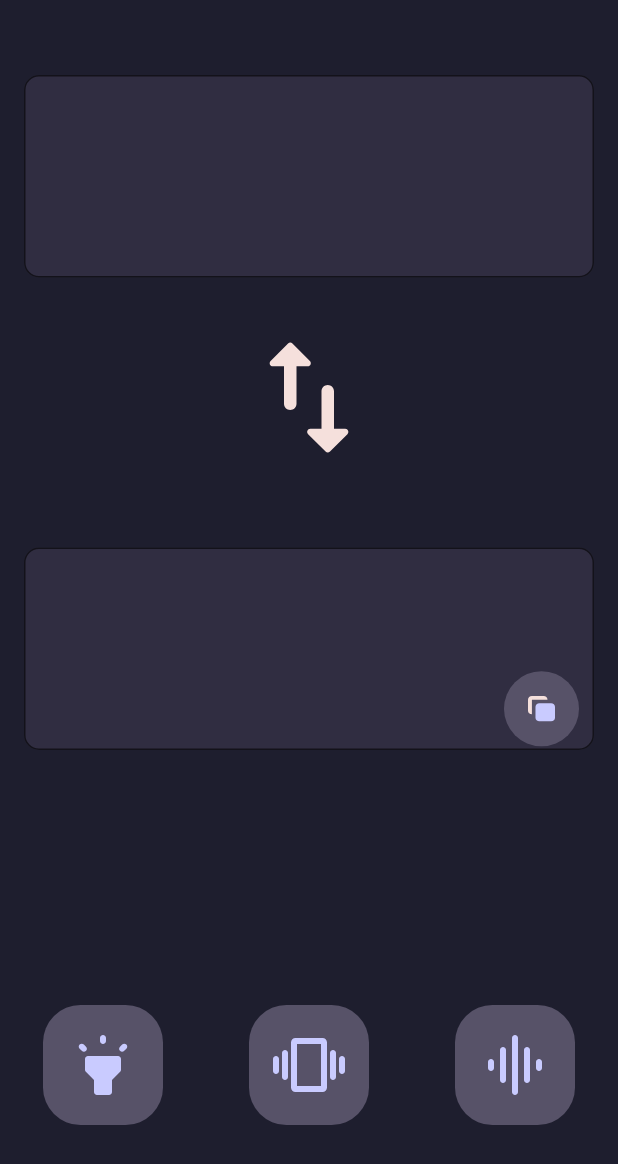
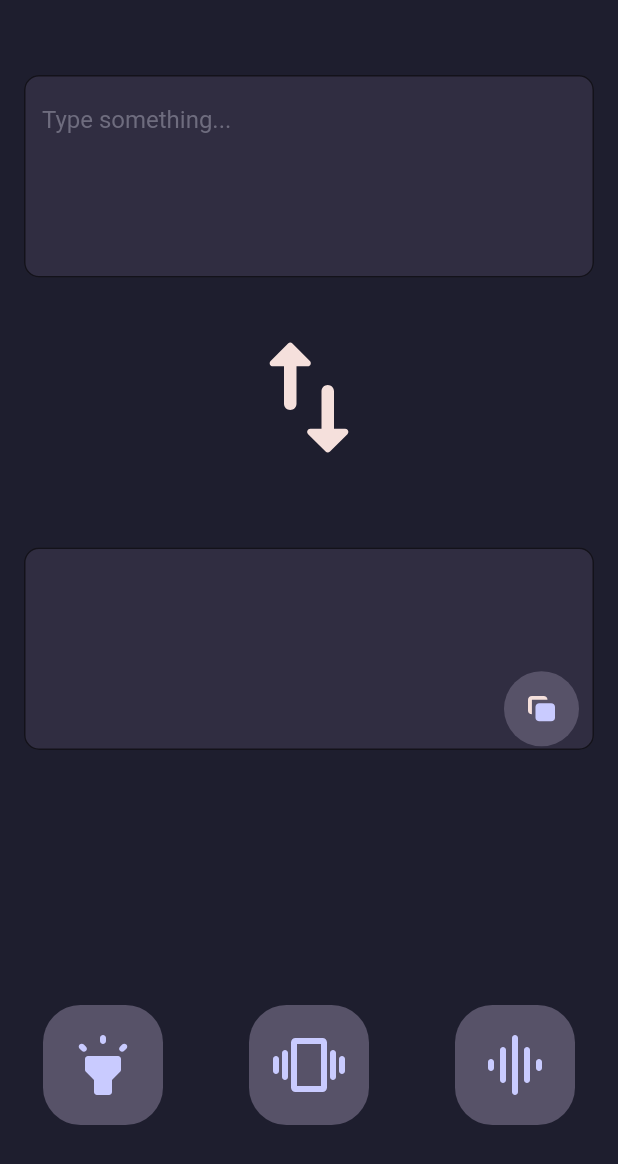
Before and after one commit to M3nny/Morsay, a Flutter app: the screen it shows after launch, on a phone screen of 412 x 824 dp. Shown: the top 1164 px of the screen. Run offline on Flutter 3.47's test engine with Material 2 defaults, Android fonts, the phone set to English and light mode, and no system bars; our stand-ins replace audioplayers, flutter_svg, vibration; missing offline and left inert: flashlight.

Commit message:
Add placeholder

```diff
--- a/lib/main.dart
+++ b/lib/main.dart
@@ -339,13 +339,12 @@ class _TranslatorState extends State<Translator> {
               border: OutlineInputBorder(
                   borderRadius: BorderRadius.circular(10),
                   borderSide: BorderSide(color: Color(0xff302D41))),
-
               focusedBorder: OutlineInputBorder(
                 borderRadius: BorderRadius.circular(10),
                 borderSide: BorderSide(color: Color(0xffD9E0EE), width: 2.0),
               ),
-
-              //hintText: "translate from human",
+              hintText: "Type something...",
+              hintStyle: TextStyle(color: Color(0xff6e6c7e)),
               fillColor: Color(0xff302D41),
               filled: true,
             ),
@@ -379,16 +378,12 @@ class _TranslatorState extends State<Translator> {
               border: OutlineInputBorder(
                   borderRadius: BorderRadius.circular(10),
                   borderSide: BorderSide(color: Color(0xff302D41))),
-
               focusedBorder: OutlineInputBorder(
                 borderRadius: BorderRadius.circular(10),
                 borderSide: BorderSide(color: Color(0xffD9E0EE), width: 2.0),
               ),
-
-              //hintText: "translate from human",
               fillColor: Color(0xff302D41),
               filled: true,
-
               suffixIcon: Container(
                 margin: EdgeInsets.only(right: 10, top: 80),
                 width: 50,
```
